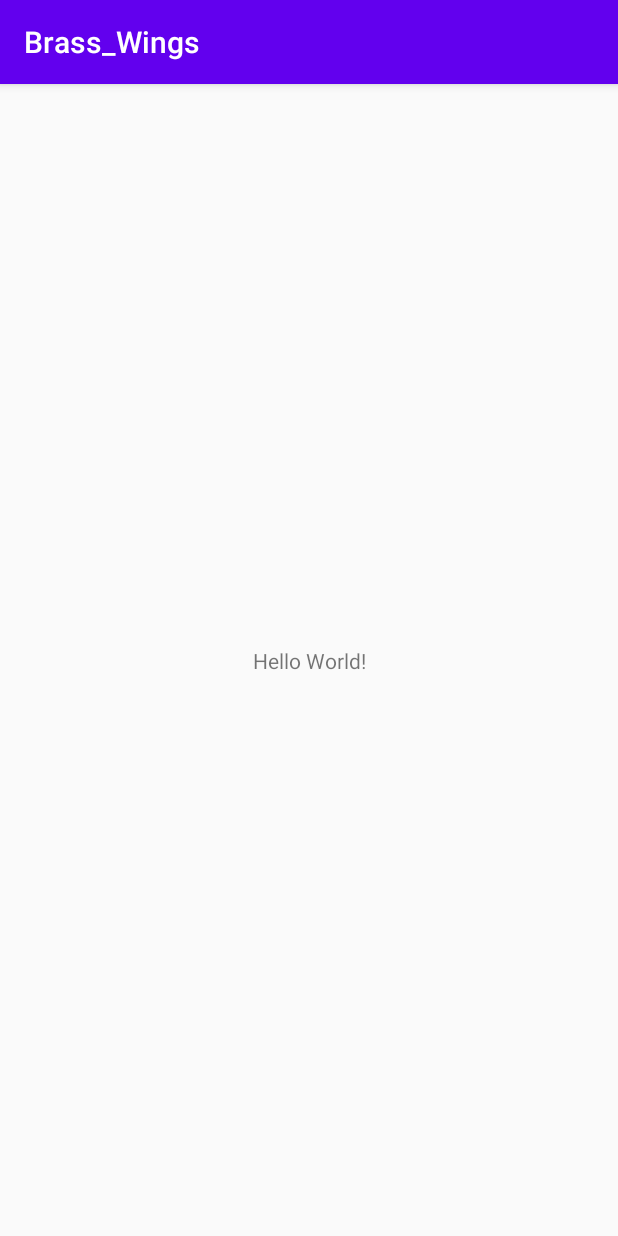
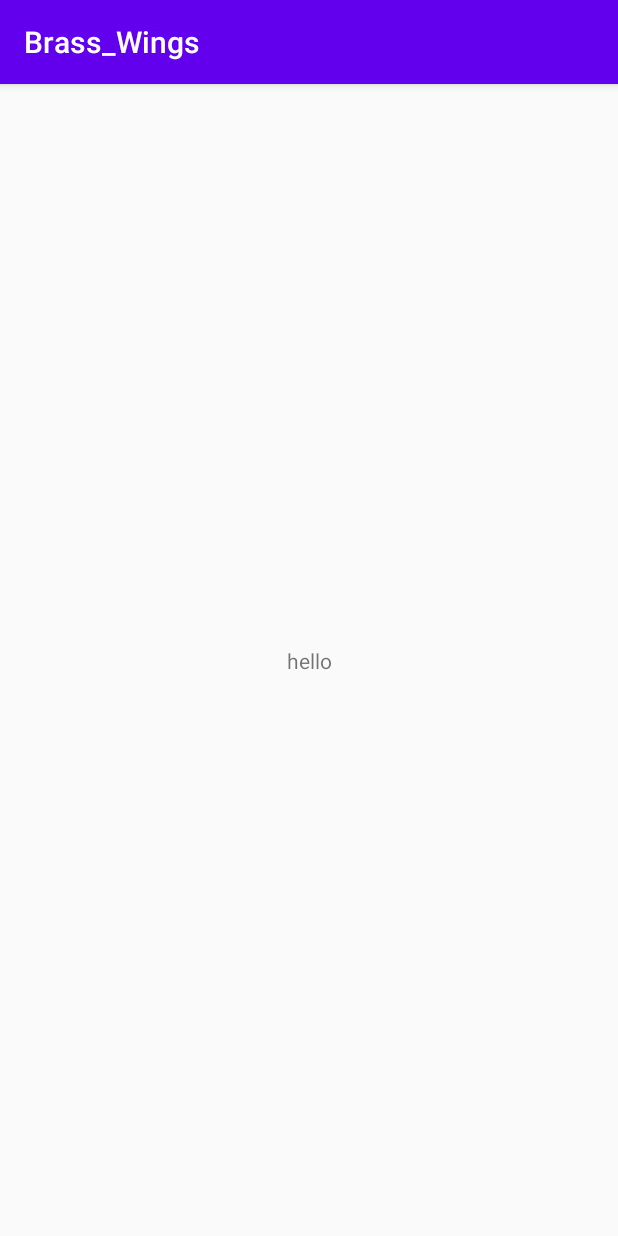
Before and after one commit to DamiduN/Brass_Wings, an Android app: the screen it shows after launch (MainActivity), on a phone screen of 412 x 824 dp. Run offline under Robolectric (Android 15) with nearby library versions, the phone set to English and light mode, and no system bars.

Commit message:
test commit

```diff
--- a/app/src/main/res/layout/activity_main.xml
+++ b/app/src/main/res/layout/activity_main.xml
@@ -9,7 +9,7 @@
     <TextView
         android:layout_width="wrap_content"
         android:layout_height="wrap_content"
-        android:text="Hello World!"
+        android:text="hello"
         app:layout_constraintBottom_toBottomOf="parent"
         app:layout_constraintLeft_toLeftOf="parent"
         app:layout_constraintRight_toRightOf="parent"
```
